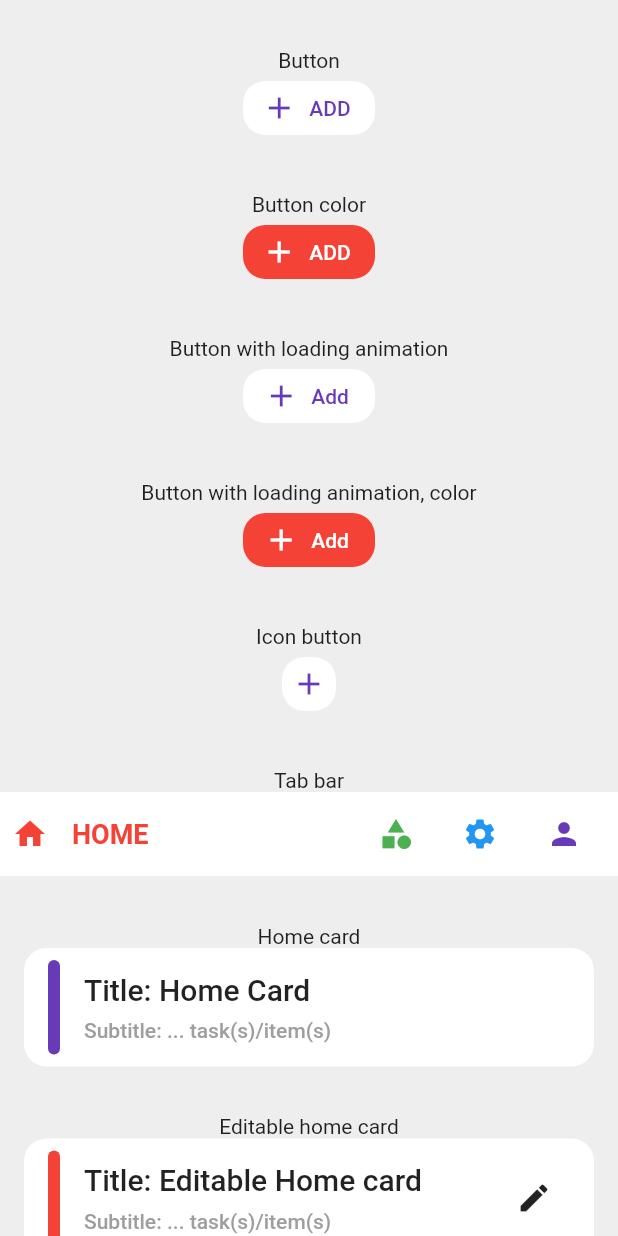
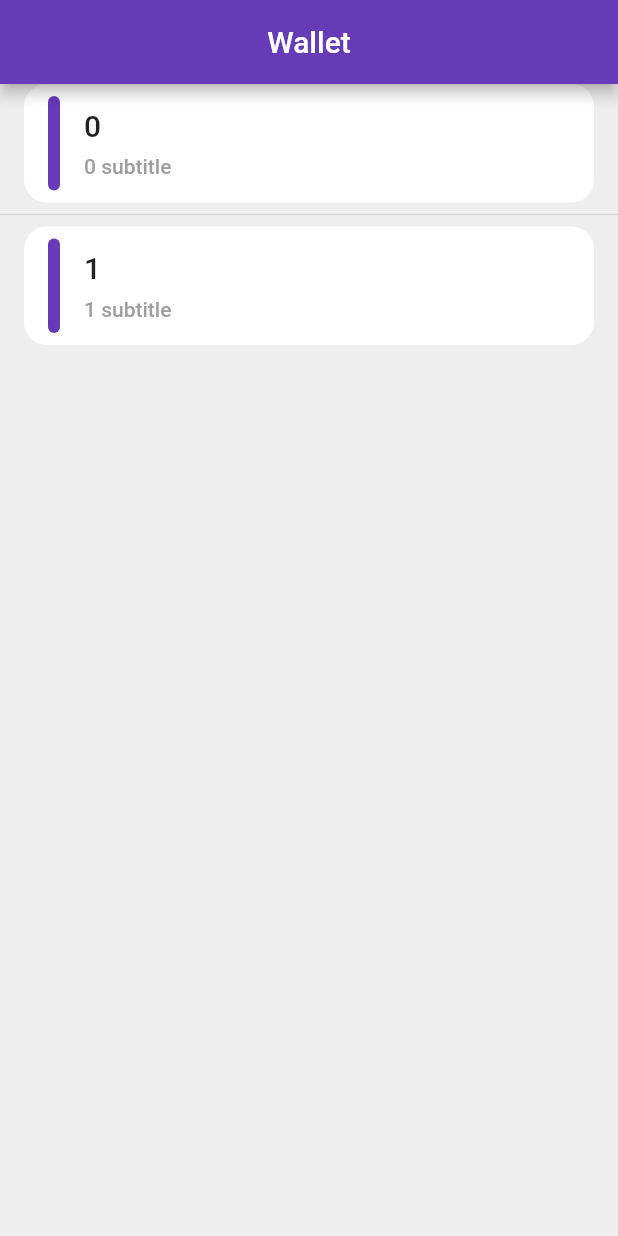
Before and after one commit to lDo28/wallet, a Flutter app: the screen it shows after launch, on a phone screen of 412 x 824 dp. Run offline on Flutter 3.47's test engine with Material 2 defaults, Android fonts, the phone set to English and light mode, and no system bars; our stand-ins replace get, get_storage.

```diff
--- /dev/null
+++ b/lib/constants/app_state.dart
@@ -0,0 +1 @@
+enum AppState { loading, loaded, error }
--- a/lib/constants/constants.dart
+++ b/lib/constants/constants.dart
@@ -1,7 +1,13 @@
+export 'button_type.dart';
 export 'colors.dart';
 export 'dimens.dart';
-export 'button_type.dart';
 
 class Constants {
+  static const appName = 'Wallet';
+
   static const duration = const Duration(milliseconds: 500);
 }
+
+class StorageConst {
+  static const homeGroupBox = 'home_group';
+}
--- a/lib/constants/exts/text_exts.dart
+++ b/lib/constants/exts/text_exts.dart
@@ -10,4 +10,6 @@ extension TextExts on TextStyle {
   TextStyle get largeFontSize => this.copyWith(fontSize: 16);
 
   TextStyle get tabFontSize => this.copyWith(fontSize: 18);
+
+  TextStyle get splashLogoFontSize => this.copyWith(fontSize: 30);
 }
--- a/lib/main.dart
+++ b/lib/main.dart
@@ -1,7 +1,7 @@
 import 'package:flutter/material.dart';
-import 'package:wallet/app.dart';
+import 'package:wallet/ui/app.dart';
 
-void main() {
+main() {
   WidgetsFlutterBinding.ensureInitialized();
   runApp(WApp());
 }
--- a/lib/app.dart
+++ b/lib/ui/app.dart
@@ -1,8 +1,13 @@
 import 'package:flutter/material.dart';
 import 'package:flutter_localizations/flutter_localizations.dart';
 import 'package:get/get.dart';
+import 'package:get_storage/get_storage.dart';
+import 'package:wallet/constants/constants.dart';
 import 'package:wallet/generated/l10n.dart';
-import 'package:wallet/ui/screens/home_screen.dart';
+import 'package:wallet/ui/app_controller.dart';
+import 'package:wallet/ui/screens/home/home_screen.dart';
+import 'package:wallet/ui/screens/login/login_screen.dart';
+import 'package:wallet/ui/screens/splash_screen.dart';
 
 class WApp extends StatefulWidget {
   @override
@@ -10,10 +15,22 @@ class WApp extends StatefulWidget {
 }
 
 class _WAppState extends State<WApp> {
+  initStorage() async {
+    await GetStorage.init();
+    await GetStorage.init(StorageConst.homeGroupBox);
+  }
+
+  @override
+  void initState() {
+    super.initState();
+    initStorage();
+    Get.put(AppController());
+  }
+
   @override
   Widget build(BuildContext context) {
     return GetMaterialApp(
-      title: 'Wallet',
+      title: Constants.appName,
       debugShowCheckedModeBanner: false,
       theme: ThemeData(
         brightness: Brightness.light,
@@ -33,7 +50,17 @@ class _WAppState extends State<WApp> {
         S.delegate,
       ],
       supportedLocales: S.delegate.supportedLocales,
-      home: HomeScreen(),
+      getPages: [
+        GetPage(name: Routes.root, page: () => SplashScreen()),
+        GetPage(name: Routes.home, page: () => HomeScreen()),
+        GetPage(name: Routes.login, page: () => LoginScreen()),
+      ],
     );
   }
 }
+
+class Routes {
+  static const root = '/';
+  static const home = 'home';
+  static const login = 'login';
+}
--- /dev/null
+++ b/lib/ui/app_controller.dart
@@ -0,0 +1,27 @@
+import 'package:get/get.dart';
+import 'package:get_storage/get_storage.dart';
+import 'package:wallet/ui/app.dart';
+
+class AppController extends GetxController {
+  GetStorage _storage = GetStorage();
+
+  @override
+  void onReady() async {
+    await Future.delayed(Duration(seconds: 2));
+    authorized();
+    // String token = _storage.read('token');
+    // if (token == null || token.isEmpty) {
+    //   unauthorized();
+    // } else {
+    //   authorized();
+    // }
+  }
+
+  authorized() {
+    Get.offAndToNamed(Routes.home);
+  }
+
+  unauthorized() {
+    Get.offAndToNamed(Routes.login);
+  }
+}
--- a/lib/ui/screens/home_screen.dart
+++ b/lib/ui/screens/demo_screen.dart
@@ -6,12 +6,12 @@ import 'package:wallet/ui/vo/tab_bar_item.dart';
 import 'package:wallet/ui/widgets/w_pie_chart.dart';
 import 'package:wallet/ui/widgets/widgets.dart';
 
-class HomeScreen extends StatefulWidget {
+class DemoScreen extends StatefulWidget {
   @override
-  _HomeScreenState createState() => _HomeScreenState();
+  _DemoScreenState createState() => _DemoScreenState();
 }
 
-class _HomeScreenState extends State<HomeScreen> with TickerProviderStateMixin {
+class _DemoScreenState extends State<DemoScreen> with TickerProviderStateMixin {
   var tags = ['Design', 'Home', 'Work', 'Phone', 'New'];
   var selectedTags = [];
 
--- /dev/null
+++ b/lib/ui/screens/home/home_controller.dart
@@ -0,0 +1,3 @@
+import 'package:get/get.dart';
+
+class HomeController extends GetxController {}
--- /dev/null
+++ b/lib/ui/screens/home/home_screen.dart
@@ -0,0 +1,43 @@
+import 'package:flutter/material.dart';
+import 'package:get/get.dart';
+import 'package:wallet/ui/screens/home/home_controller.dart';
+import 'package:wallet/ui/widgets/widgets.dart';
+
+class HomeScreen extends StatefulWidget {
+  @override
+  _HomeScreenState createState() => _HomeScreenState();
+}
+
+class _HomeScreenState extends State<HomeScreen> {
+  HomeController _controller;
+
+  @override
+  void initState() {
+    super.initState();
+    _controller = Get.put(HomeController());
+  }
+
+  @override
+  Widget build(BuildContext context) {
+    return Scaffold(
+      appBar: WAppBar(
+        title: 'Wallet',
+      ),
+      body: Column(
+        children: [
+          ListView.separated(
+            shrinkWrap: true,
+            physics: NeverScrollableScrollPhysics(),
+            itemBuilder: (context, index) => WHomeCard(
+              title: '$index',
+              subtitle: '$index subtitle',
+              onCardPress: () {},
+            ),
+            separatorBuilder: (context, index) => Divider(),
+            itemCount: 2,
+          ),
+        ],
+      ),
+    );
+  }
+}
--- a/pubspec.yaml
+++ b/pubspec.yaml
@@ -17,6 +17,7 @@ dependencies:
   cupertino_icons: ^1.0.0
   intl: ^0.16.1
   get: ^3.10.2
+  get_storage: ^1.3.1
   google_fonts: ^1.1.0
 
 dev_dependencies:
```
Also changed, not shown: lib/ui/screens/login/login_screen.dart (added, +8 -0 lines), lib/ui/screens/splash_screen.dart (added, +27 -0 lines), pubspec.lock, 2 other files.
